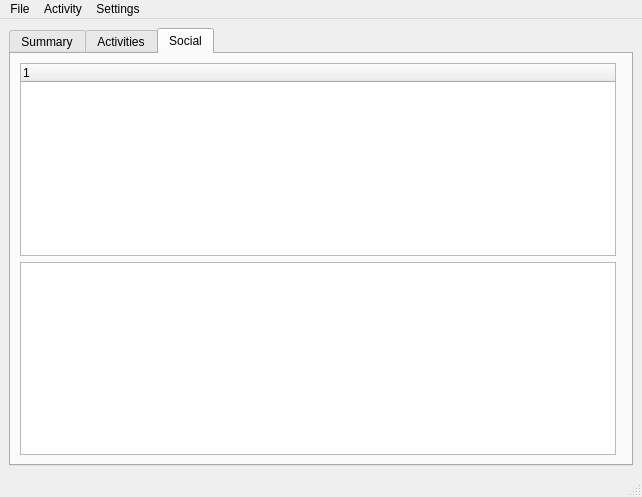
TomFryers/activate, file resources/ui/main.ui: the form before one commit.
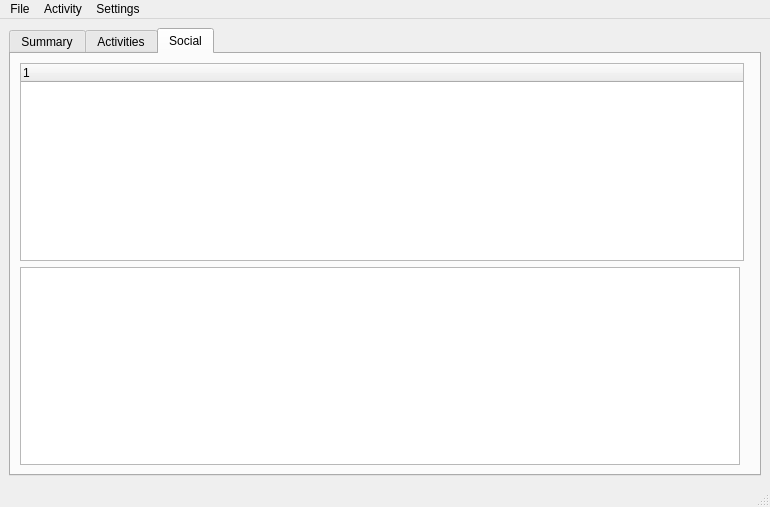
The form after the commit. The open tabs and pages were chosen to show the change. Custom widgets are drawn as their Qt base class.

Commit message: Widen social activity list

The edit to the form file:
```diff
--- a/resources/ui/main.ui
+++ b/resources/ui/main.ui
@@ -2,6 +2,14 @@
 <ui version="4.0">
  <class>main_window</class>
  <widget class="QMainWindow" name="main_window">
+  <property name="geometry">
+   <rect>
+    <x>0</x>
+    <y>0</y>
+    <width>770</width>
+    <height>507</height>
+   </rect>
+  </property>
   <widget class="QWidget" name="main_widget">
    <layout class="QHBoxLayout" name="horizontalLayout">
     <item>
@@ -370,7 +378,7 @@
            <widget class="SocialActivityList" name="social_activity_list">
             <property name="minimumSize">
              <size>
-              <width>500</width>
+              <width>720</width>
               <height>0</height>
              </size>
             </property>
@@ -416,7 +424,7 @@
     <rect>
      <x>0</x>
      <y>0</y>
-     <width>652</width>
+     <width>770</width>
      <height>30</height>
     </rect>
    </property>
```
